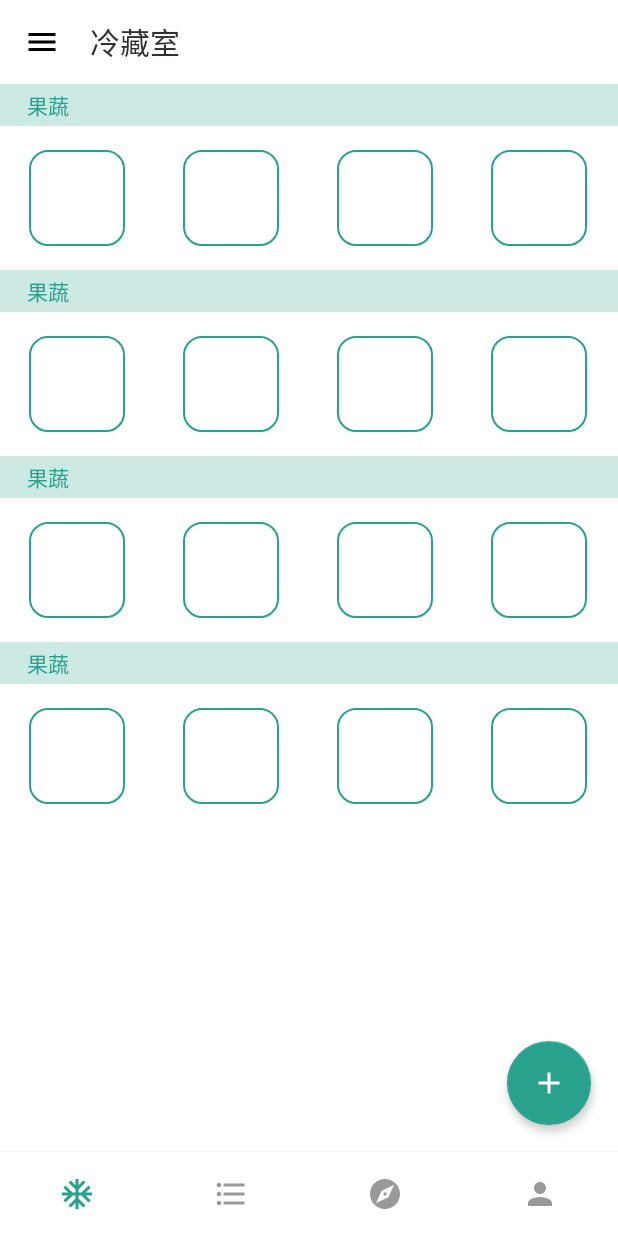
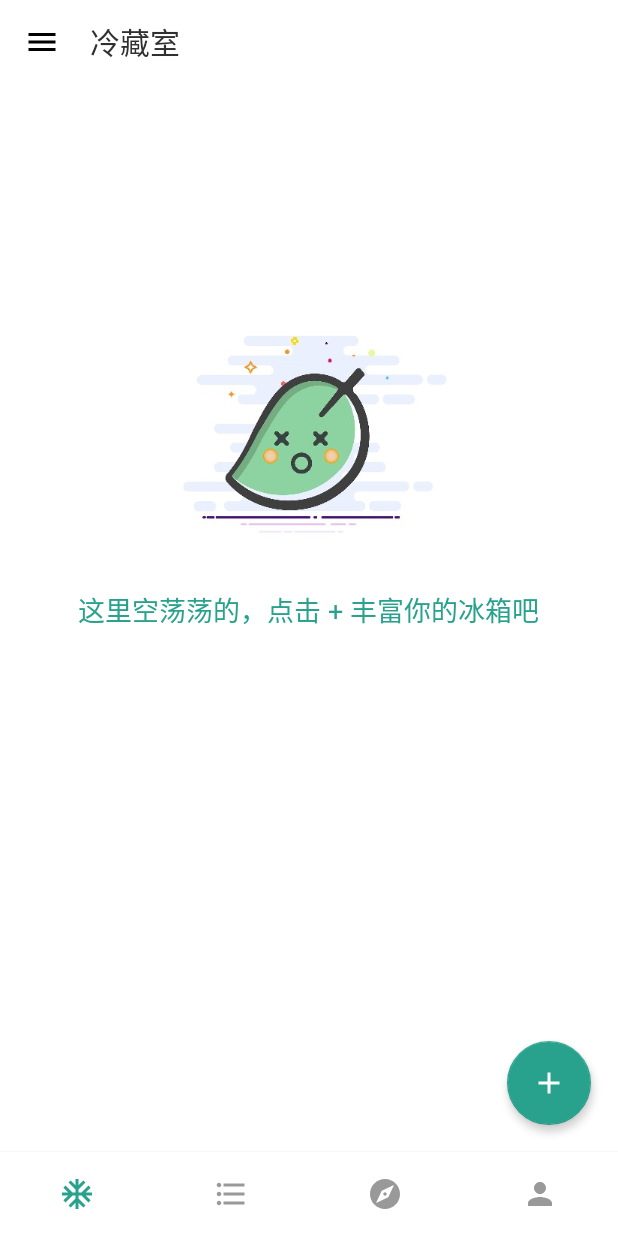
Before and after one commit to Orange1997/RefrigeratorProject, an Android app: the RefrigeratorFragment screen opened directly, with no data from a screen before it, on a phone screen of 412 x 824 dp. Run offline under Robolectric (Android 15) with nearby library versions, the phone set to English and light mode, and no system bars; plain views replace SimpleDraweeView.

Commit message:
添加冰箱/食物空页面

```diff
--- a/app/src/main/java/com/example/dc/refrigeratorproject/adapter/RefrigeratorAdapter.java
+++ b/app/src/main/java/com/example/dc/refrigeratorproject/adapter/RefrigeratorAdapter.java
@@ -32,7 +32,7 @@ public class RefrigeratorAdapter extends RecyclerView.Adapter<RefrigeratorAdapte
 
     private FoodVpAdapter foodVpAdapter;
 
-    private List<GridView> gridList = new ArrayList<>();
+    private List<GridView> gridList = new ArrayList<> ();
 
 
     public RefrigeratorAdapter(Context context) {
@@ -40,7 +40,7 @@ public class RefrigeratorAdapter extends RecyclerView.Adapter<RefrigeratorAdapte
         this.context = context;
 
         ITEM_GRID_COLUMNS =
-                ScreenUtils.getScreenWidth(context) / context.getResources().getDimensionPixelOffset(R.dimen.item_food_grid_width);
+                ScreenUtils.getScreenWidth (context) / context.getResources ().getDimensionPixelOffset (R.dimen.item_food_grid_width);
 
     }
 
@@ -50,29 +50,29 @@ public class RefrigeratorAdapter extends RecyclerView.Adapter<RefrigeratorAdapte
 
 
     private void initVpViews(int position) {
-        if (gridList.size() > 0) {
-            gridList.clear();
+        if (gridList.size () > 0) {
+            gridList.clear ();
         }
 
-        int gridSize = data.get(position).getFoodBeanList().size();
+        int gridSize = data.get (position).getFoodBeanList ().size ();
         int pageSize = gridSize % ITEM_GRID_COLUMNS == 0
                 ? gridSize / ITEM_GRID_COLUMNS
                 : gridSize / ITEM_GRID_COLUMNS + 1;
 
         for (int i = 0; i < pageSize; i++) {
-            GridView gridView = (GridView) View.inflate(context, R.layout.item_grid, null);
-            List<FoodBean> list = new ArrayList<>();
+            GridView gridView = (GridView) View.inflate (context, R.layout.item_grid, null);
+            List<FoodBean> list = new ArrayList<> ();
             for (int j = 0; j < ITEM_GRID_COLUMNS; j++) {
                 if (j + ITEM_GRID_COLUMNS * i < gridSize) {
-                    list.add(data.get(position).getFoodBeanList().get(j + ITEM_GRID_COLUMNS * i));
+                    list.add (data.get (position).getFoodBeanList ().get (j + ITEM_GRID_COLUMNS * i));
                 }
             }
-            FoodGvAdapter foodGvAdapter = new FoodGvAdapter(list);
-            gridView.setNumColumns(ITEM_GRID_COLUMNS);
-            gridView.setAdapter(foodGvAdapter);
-            gridList.add(gridView);
+            FoodGvAdapter foodGvAdapter = new FoodGvAdapter (list);
+            gridView.setNumColumns (ITEM_GRID_COLUMNS);
+            gridView.setAdapter (foodGvAdapter);
+            gridList.add (gridView);
         }
-        foodVpAdapter.add(gridList);
+        foodVpAdapter.add (gridList);
     }
 
 
@@ -80,9 +80,9 @@ public class RefrigeratorAdapter extends RecyclerView.Adapter<RefrigeratorAdapte
 
     public ViewHolder onCreateViewHolder(@NonNull ViewGroup parent, int viewType) {
 
-        View view = LayoutInflater.from(context).inflate(R.layout.item_refrigerator, parent, false);
+        View view = LayoutInflater.from (context).inflate (R.layout.item_refrigerator, parent, false);
 
-        return new ViewHolder(view);
+        return new ViewHolder (view);
 
     }
 
@@ -90,8 +90,8 @@ public class RefrigeratorAdapter extends RecyclerView.Adapter<RefrigeratorAdapte
     @Override
 
     public void onBindViewHolder(@NonNull ViewHolder holder, final int position) {
-        holder.tvKind.setText(data.get(position).getKind());
-        initVpViews(position);
+        holder.tvKind.setText (data.get (position).getKind ());
+        initVpViews (position);
 //        foodAdapter.updateList (data.get (position).getFoodBeanList ());
 //        holder.itemView.setOnClickListener(new View.OnClickListener() {
 //
@@ -111,9 +111,11 @@ public class RefrigeratorAdapter extends RecyclerView.Adapter<RefrigeratorAdapte
     @Override
 
     public int getItemCount() {
-
-        return data.size();
-
+        if (data != null && data.size () > 0) {
+            return data.size ();
+        } else {
+            return 0;
+        }
     }
 
 
@@ -127,11 +129,11 @@ public class RefrigeratorAdapter extends RecyclerView.Adapter<RefrigeratorAdapte
 
         public ViewHolder(View itemView) {
 
-            super(itemView);
-            tvKind = itemView.findViewById(R.id.tv_kind);
-            vpFood = itemView.findViewById(R.id.vp_food);
-            foodVpAdapter = new FoodVpAdapter();
-            vpFood.setAdapter(foodVpAdapter);
+            super (itemView);
+            tvKind = itemView.findViewById (R.id.tv_kind);
+            vpFood = itemView.findViewById (R.id.vp_food);
+            foodVpAdapter = new FoodVpAdapter ();
+            vpFood.setAdapter (foodVpAdapter);
         }
 
     }
--- a/app/src/main/java/com/example/dc/refrigeratorproject/fragment/RefrigeratorFragment.java
+++ b/app/src/main/java/com/example/dc/refrigeratorproject/fragment/RefrigeratorFragment.java
@@ -1,6 +1,7 @@
 package com.example.dc.refrigeratorproject.fragment;
 
 import android.os.Bundle;
+import android.support.design.widget.FloatingActionButton;
 import android.support.v4.app.Fragment;
 import android.support.v7.widget.LinearLayoutManager;
 import android.support.v7.widget.RecyclerView;
@@ -9,6 +10,7 @@ import android.view.LayoutInflater;
 import android.view.View;
 import android.view.ViewGroup;
 import android.widget.LinearLayout;
+import android.widget.TextView;
 
 import com.example.dc.refrigeratorproject.R;
 import com.example.dc.refrigeratorproject.adapter.RefrigeratorAdapter;
@@ -25,19 +27,27 @@ import java.util.List;
 public class RefrigeratorFragment extends Fragment {
     private RecyclerView rvRefrigerator;
     private RefrigeratorAdapter refrigeratorAdapter;
+    private View emptyRefrigeratorView;
+    private View emptyFoodView;
+    private View inviteView;
+    private TextView tvAdd;
+    private TextView tvEmptyGuide;
+    private FloatingActionButton floatingActionButton;
     private Toolbar toolbar;
 
     @Override
     public View onCreateView(LayoutInflater inflater, ViewGroup container, Bundle savedInstanceState) {
         View view = inflater.inflate (R.layout.fragment_refrigerator, container, false);
-        initTitleBar(view);
+        initTitleBar (view);
         initView (view);
+        initData();
+
         return view;
     }
 
     private void initTitleBar(View view) {
         toolbar = view.findViewById (R.id.titlebar);
-        toolbar.setNavigationOnClickListener(new View.OnClickListener() {
+        toolbar.setNavigationOnClickListener (new View.OnClickListener () {
             @Override
             public void onClick(View pView) {
                 // TODO: 添加抽屉
@@ -46,25 +56,89 @@ public class RefrigeratorFragment extends Fragment {
     }
 
     private void initView(View view) {
+        emptyRefrigeratorView = (View) view.findViewById (R.id.empty_refrigerator_view);
+        emptyFoodView = (View) view.findViewById (R.id.empty_food_view);
+        inviteView = (View)view.findViewById (R.id.rl_invite);
+        tvAdd = (TextView) view.findViewById (R.id.tv_add_refrigerator);
+        tvEmptyGuide = (TextView) view.findViewById (R.id.tv_guide);
+        floatingActionButton = (FloatingActionButton) view.findViewById (R.id.floating_btn_add);
         rvRefrigerator = (RecyclerView) view.findViewById (R.id.rv_refrigerator);
         refrigeratorAdapter = new RefrigeratorAdapter (getActivity ());
-        rvRefrigerator.setLayoutManager (new LinearLayoutManager (getActivity (),LinearLayout.VERTICAL,false));
+        rvRefrigerator.setLayoutManager (new LinearLayoutManager (getActivity (), LinearLayout.VERTICAL, false));
         rvRefrigerator.setAdapter (refrigeratorAdapter);
-        updateList();
     }
 
-    private void updateList(){
+    private void initData() {
+//        //todo:显示创建冰箱页面
+//        if (本地不存在冰箱list){
+//            emptyRefrigeratorView.setVisibility (View.VISIBLE);
+//            rvRefrigerator.setVisibility (View.GONE);
+//            toolbar.setVisibility (View.GONE);
+//            floatingActionButton.hide();
+//            tvAdd.setVisibility (View.VISIBLE);
+//            tvAdd.setOnClickListener (new View.OnClickListener () {
+//                @Override
+//                public void onClick(View v) {
+//                    //todo:跳转到创建页
+//                    ToastUtil.showShort (getContext (), "rrr");
+//                }
+//            });
+//        }else {
+//            //获取冰箱食物列表
+//            emptyRefrigeratorView.setVisibility (View.GONE);
+//            toolbar.setVisibility (View.VISIBLE);
+//            floatingActionButton.show ();
+//            tvAdd.setVisibility (View.GONE);
+//            updateList ();
+//        }
+
+            emptyRefrigeratorView.setVisibility (View.GONE);
+            toolbar.setVisibility (View.VISIBLE);
+            floatingActionButton.show ();
+            tvAdd.setVisibility (View.GONE);
+            updateList ();
+
+    }
+
+    private void updateList() {
         List<RefrigeratorBean> list = new ArrayList<> ();
         List<FoodBean> foodBeanList = new ArrayList<> ();
-        for (int i=0;i<10;i++){
+        for (int i = 0; i < 10; i++) {
             foodBeanList.add (new FoodBean (R.drawable.ic_qq));
         }
 
-        for (int i = 0;i<4;i++){
-            list.add (new RefrigeratorBean ("果蔬",foodBeanList));
+        for (int i = 0; i < 4; i++) {
+//            list.add (new RefrigeratorBean ("果蔬", foodBeanList));
         }
-        refrigeratorAdapter.updateList (list);
-        refrigeratorAdapter.notifyDataSetChanged ();
+
+        if (list != null && list.size () > 0) {
+            showEmptyView (false);
+            refrigeratorAdapter.updateList (list);
+            refrigeratorAdapter.notifyDataSetChanged ();
+        } else {
+            showEmptyView (true);
+        }
+
+    }
+
+    private void showEmptyView(boolean isShowEmpty) {
+        if (isShowEmpty) {
+            emptyFoodView.setVisibility (View.VISIBLE);
+            rvRefrigerator.setVisibility (View.GONE);
+            if (getActivity ()!=null){
+                tvEmptyGuide.setText (getActivity ().getResources ().getText (R.string.empty_food_guide));
+                tvAdd.setVisibility (View.GONE);
+            }
+
+        } else {
+            emptyFoodView.setVisibility (View.GONE);
+            rvRefrigerator.setVisibility (View.VISIBLE);
+//            if (当前冰箱不存在其他家人列表){
+//                inviteView.setVisibility (View.VISIBLE);
+//            }else {
+//                inviteView.setVisibility (View.GONE);
+//            }
+        }
     }
 
     @Override
--- /dev/null
+++ b/app/src/main/res/drawable/shape_smaller_corner_with_green_border.xml
@@ -0,0 +1,9 @@
+<?xml version="1.0" encoding="utf-8"?>
+<shape
+    xmlns:android= "http://schemas.android.com/apk/res/android"
+    android:shape= "rectangle"
+    android:useLevel= "false" >
+    <corners android:radius="6dp"/>
+    <stroke android:width="1dp"
+        android:color="@color/colorAccent"/>
+</shape>
--- a/app/src/main/res/layout/fragment_refrigerator.xml
+++ b/app/src/main/res/layout/fragment_refrigerator.xml
@@ -14,15 +14,77 @@
         app:navigationIcon="@drawable/ic_menu"
         app:titleTextColor="@color/tv_color_primary_title"/>
 
+    <RelativeLayout
+        android:id="@+id/rl_invite"
+        android:layout_width="match_parent"
+        android:layout_height="@dimen/margin_56"
+        android:layout_below="@id/titlebar"
+        android:background="@color/white"
+        android:visibility="gone">
+
+        <View
+            style="@style/diver"
+            android:background="@color/tv_color_secondary"/>
+
+
+        <TextView
+            android:layout_width="wrap_content"
+            android:layout_height="wrap_content"
+            android:layout_marginStart="18dp"
+            android:includeFontPadding="false"
+            android:layout_alignParentStart="true"
+            android:layout_centerVertical="true"
+            android:layout_toStartOf="@+id/tv_to_invite"
+            android:singleLine="true"
+            android:text="@string/hint_invite"
+            android:textColor="@color/colorAccent"
+            android:textSize="@dimen/text_16" />
+
+        <TextView
+            android:id="@+id/tv_to_invite"
+            android:layout_width="wrap_content"
+            android:layout_height="wrap_content"
+            android:textColor="@color/white"
+            android:paddingLeft="12dp"
+            android:paddingRight="12dp"
+            android:paddingTop="6dp"
+            android:includeFontPadding="false"
+            android:paddingBottom="6dp"
+            android:layout_marginStart="@dimen/margin_small"
+            android:gravity="center_vertical"
+            android:layout_centerVertical="true"
+            android:layout_alignParentEnd="true"
+            android:textSize="@dimen/text_13"
+            android:layout_marginEnd="@dimen/margin_common"
+            android:background="@drawable/shape_big_corner_with_green"
+            android:text="@string/hint_to_invite"/>
+
+    </RelativeLayout>
+
+    <include
+        android:id="@+id/empty_food_view"
+        layout="@layout/layout_empty_refrigerator"
+        android:layout_below="@id/titlebar"
+        android:layout_width="match_parent"
+        android:layout_height="match_parent"
+        android:visibility="gone"/>
+
     <android.support.v7.widget.RecyclerView
         android:id="@+id/rv_refrigerator"
         android:layout_width="match_parent"
         android:layout_height="match_parent"
-        android:layout_marginTop="@dimen/tab_height"
-        android:background="@drawable/shape_big_corner_with_white">
+        android:layout_below="@id/rl_invite"
+        android:background="@drawable/shape_big_corner_with_white"
+        android:visibility="gone">
     </android.support.v7.widget.RecyclerView>
 
+    <include
+        android:id="@+id/empty_refrigerator_view"
+        layout="@layout/layout_empty_refrigerator"
+        android:visibility="gone"/>
+
     <android.support.design.widget.FloatingActionButton
+        android:id="@+id/floating_btn_add"
         android:layout_width="wrap_content"
         android:layout_height="wrap_content"
         android:scaleType="fitXY"
--- /dev/null
+++ b/app/src/main/res/layout/layout_empty_refrigerator.xml
@@ -0,0 +1,40 @@
+<?xml version="1.0" encoding="utf-8"?>
+<LinearLayout xmlns:android="http://schemas.android.com/apk/res/android"
+    android:orientation="vertical" android:layout_width="match_parent"
+    android:layout_height="match_parent"
+    android:background="@color/white"
+    android:gravity="center_horizontal">
+
+    <ImageView
+        android:layout_width="wrap_content"
+        android:layout_height="wrap_content"
+        android:src="@drawable/ic_empty"
+        android:layout_marginTop="120dp"/>
+
+    <TextView
+        android:id="@+id/tv_guide"
+        android:layout_width="wrap_content"
+        android:layout_height="wrap_content"
+        android:textSize="@dimen/text_18"
+        android:textColor="@color/colorAccent"
+        android:layout_marginTop="@dimen/margin_common"
+        android:layout_marginLeft="@dimen/margin_big"
+        android:layout_marginRight="@dimen/margin_big"
+        android:gravity="center_horizontal"
+        android:text="@string/hint_create_refrigerator"/>
+
+    <TextView
+        android:id="@+id/tv_add_refrigerator"
+        android:layout_width="wrap_content"
+        android:layout_height="wrap_content"
+        android:textSize="@dimen/text_16"
+        android:textColor="@color/colorAccent"
+        android:layout_marginTop="@dimen/margin_common"
+        android:paddingLeft="@dimen/margin_common"
+        android:paddingRight="@dimen/margin_common"
+        android:paddingTop="6dp"
+        android:paddingBottom="6dp"
+        android:background="@drawable/shape_smaller_corner_with_green_border"
+        android:text="@string/create_refrigerator"/>
+
+</LinearLayout>
--- a/app/src/main/res/values/strings.xml
+++ b/app/src/main/res/values/strings.xml
@@ -24,4 +24,11 @@
     <string name="toast_no_psd">请输入密码</string>
 
     <string name="personal_info">个人资料</string>
+
+    <string name="create_refrigerator">创建冰箱</string>
+    <string name="hint_create_refrigerator">快来开启你的冰箱吧</string>
+    <string name="hint_invite">邀请家人一起来管理冰箱吧~</string>
+    <string name="hint_to_invite">去邀请</string>
+
+    <string name="empty_food_guide">这里空荡荡的，点击 + 丰富你的冰箱吧</string>
 </resources>
```
Also changed, not shown: app/src/main/res/drawable-xhdpi/ic_empty.jpg (added).
